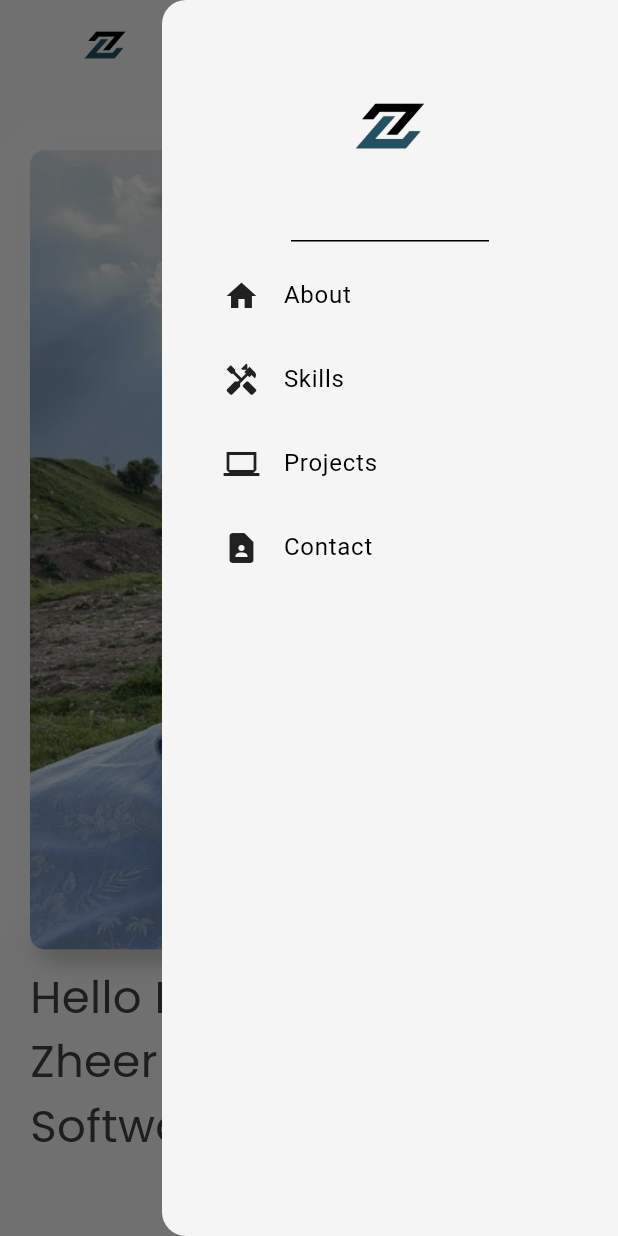
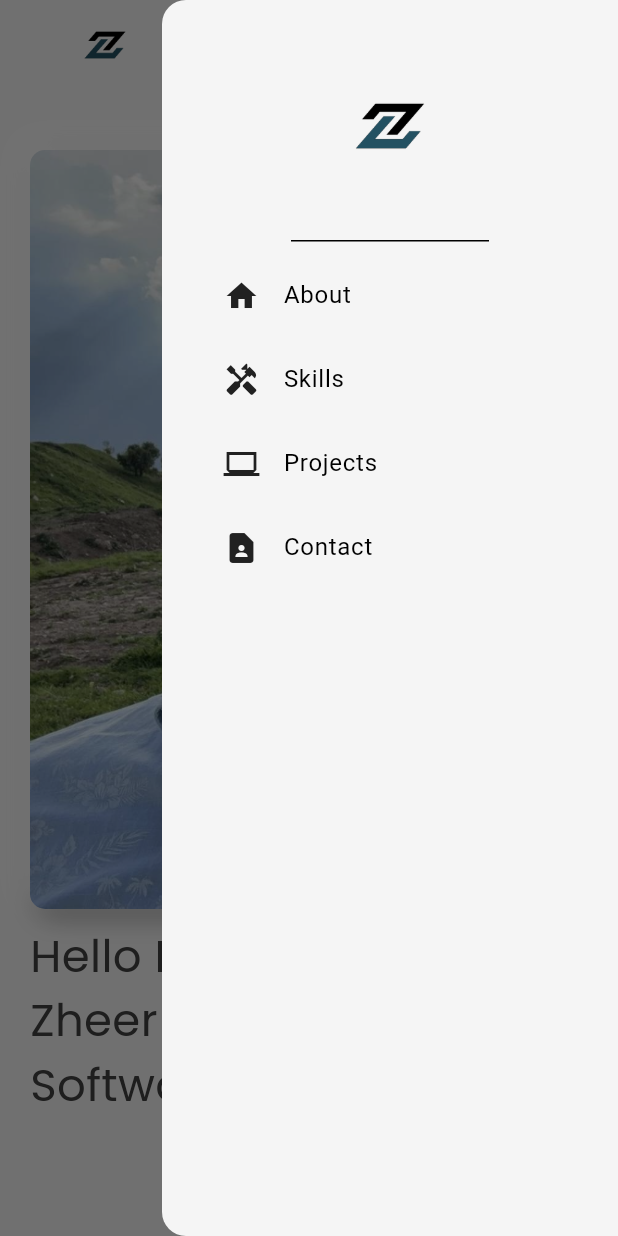
Before and after one commit to ZheerBarzan/Zheer-Barzan, a Flutter app: the screen it shows after launch, after a tap on the "menu" icon, on a phone screen of 412 x 824 dp. Run offline on Flutter 3.47's test engine with Material 3 defaults, Android fonts, the phone set to English and light mode, and no system bars; drawn by our look-alikes of auto_size_text; our stand-ins replace fluentui_system_icons, flutter_svg, google_fonts, responsive_builder; missing offline and left inert: dart:html.

Commit message:
i am optimus prime

```diff
--- /dev/null
+++ b/lib/components/copyright.dart
@@ -0,0 +1,40 @@
+import 'package:flutter/material.dart';
+import 'package:google_fonts/google_fonts.dart';
+
+class copyright extends StatelessWidget {
+  const copyright({
+    super.key,
+    required this.height,
+    required this.width,
+  });
+
+  final double height;
+  final double width;
+
+  @override
+  Widget build(BuildContext context) {
+    return Container(
+      height: height * 0.05,
+      width: width,
+      color: Theme.of(context).colorScheme.surface,
+      child: Center(
+        child: Row(
+          mainAxisAlignment: MainAxisAlignment.center,
+          children: [
+            Text(
+              'Copyright © 2025 Zheer Barzan. Made with Flutter & Dart.',
+              style: GoogleFonts.poppins(
+                fontSize: 15,
+                color: Theme.of(context).colorScheme.tertiary,
+              ),
+            ),
+            const Icon(
+              Icons.favorite,
+              color: Colors.blueAccent,
+            ),
+          ],
+        ),
+      ),
+    );
+  }
+}
--- a/lib/pages/about/about_mobile_view.dart
+++ b/lib/pages/about/about_mobile_view.dart
@@ -18,7 +18,7 @@ class AboutMobileView extends StatelessWidget {
     return ResponsiveBuilder(
       builder: (context, size) {
         return Container(
-          height: height * 1.2,
+          height: height * 1.5,
           width: width * 0.9,
           color: Theme.of(context).colorScheme.surface,
           child: Padding(
--- a/lib/pages/contact/contact_mobile_view.dart
+++ b/lib/pages/contact/contact_mobile_view.dart
@@ -28,7 +28,7 @@ class ContactMobileView extends StatelessWidget {
     return ResponsiveBuilder(
       builder: (context, size) {
         return Container(
-            height: height * 0.8,
+          height: height,
           width: width * 0.8,
           color: Theme.of(context).colorScheme.surface,
           child: Column(
@@ -81,7 +81,8 @@ class ContactMobileView extends StatelessWidget {
                 ),
               ),
             ],
-            ));
+          ),
+        );
       },
     );
   }
--- a/lib/pages/home/home_mobile_view.dart
+++ b/lib/pages/home/home_mobile_view.dart
@@ -23,14 +23,12 @@ class HomeMobileView extends StatelessWidget {
         padding: const EdgeInsets.symmetric(horizontal: 20, vertical: 40),
         child: Column(
           children: [
-            Expanded(
-              child: NeuBox(
-                child: ClipRRect(
-                  borderRadius: BorderRadius.circular(10),
-                  child: Image.asset(
-                    "assets/zheer1.JPG",
-                    fit: BoxFit.fill,
-                  ),
+            NeuBox(
+              child: ClipRRect(
+                borderRadius: BorderRadius.circular(10),
+                child: Image.asset(
+                  "assets/zheer1.JPG",
+                  fit: BoxFit.fill,
                 ),
               ),
             ),
--- a/lib/pages/portfolio_view.dart
+++ b/lib/pages/portfolio_view.dart
@@ -1,5 +1,6 @@
 import 'package:flutter/material.dart';
-import 'package:google_fonts/google_fonts.dart';
+import 'package:zheer_barzan/components/copyright.dart';
+
 import 'package:zheer_barzan/components/my_drawer.dart';
 import 'package:zheer_barzan/pages/about/about_view.dart';
 import 'package:zheer_barzan/pages/contact/contact_view.dart';
@@ -78,29 +79,7 @@ class _PortfolioViewState extends State<PortfolioView> {
               ProjectView(key: projectKey, height: height, width: width),
               ContactView(key: contactKey, height: height, width: width),
               // Footer Section
-              Container(
-                height: height * 0.05,
-                width: width,
-                color: Theme.of(context).colorScheme.surface,
-                child: Center(
-                  child: Row(
-                    mainAxisAlignment: MainAxisAlignment.center,
-                    children: [
-                      Text(
-                        'Copyright © 2025 Zheer Barzan. Made with Flutter & Dart.',
-                        style: GoogleFonts.poppins(
-                          fontSize: 15,
-                          color: Theme.of(context).colorScheme.tertiary,
-                        ),
-                      ),
-                      const Icon(
-                        Icons.favorite,
-                        color: Colors.blueAccent,
-                      ),
-                    ],
-                  ),
-                ),
-              ),
+              copyright(height: height, width: width)
             ],
           ),
         ),
--- a/lib/pages/projects/project_mobile_view.dart
+++ b/lib/pages/projects/project_mobile_view.dart
@@ -26,7 +26,7 @@ class ProjectMobileView extends StatelessWidget {
       padding: const EdgeInsets.symmetric(horizontal: 20, vertical: 10),
       child: Container(
         color: Theme.of(context).colorScheme.surface,
-        height: height * 0.8,
+        height: height,
         width: width * 0.8,
         child: Column(
           crossAxisAlignment: CrossAxisAlignment.center,
--- a/lib/pages/skills/skill_mobile_view.dart
+++ b/lib/pages/skills/skill_mobile_view.dart
@@ -16,13 +16,16 @@ class SkillMobileView extends StatelessWidget {
       height: height,
       width: width,
       color: Theme.of(context).colorScheme.surface,
+      child: Padding(
+        padding: const EdgeInsets.symmetric(horizontal: 20, vertical: 10),
         child: Column(
           crossAxisAlignment: CrossAxisAlignment.center,
           children: [
             AutoSizeText("Skills", style: GoogleFonts.poppins(fontSize: 30)),
             AutoSizeText("my skills",
                 style: GoogleFonts.poppins(
-                  fontSize: 30, color: Theme.of(context).colorScheme.tertiary)),
+                    fontSize: 30,
+                    color: Theme.of(context).colorScheme.tertiary)),
             const SizedBox(
               height: 20,
             ),
@@ -51,6 +54,7 @@ class SkillMobileView extends StatelessWidget {
             ),
           ],
         ),
+      ),
     );
   }
 }
```
Lines whose indentation alone changed are shown as unchanged.
